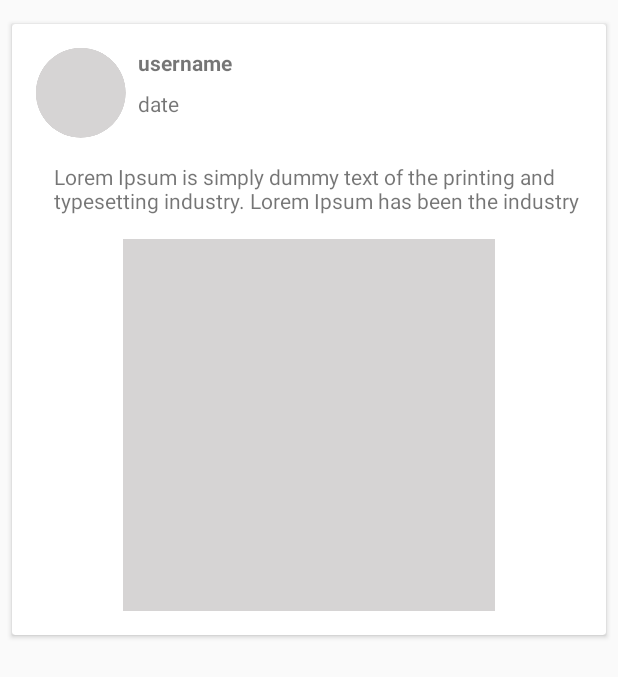
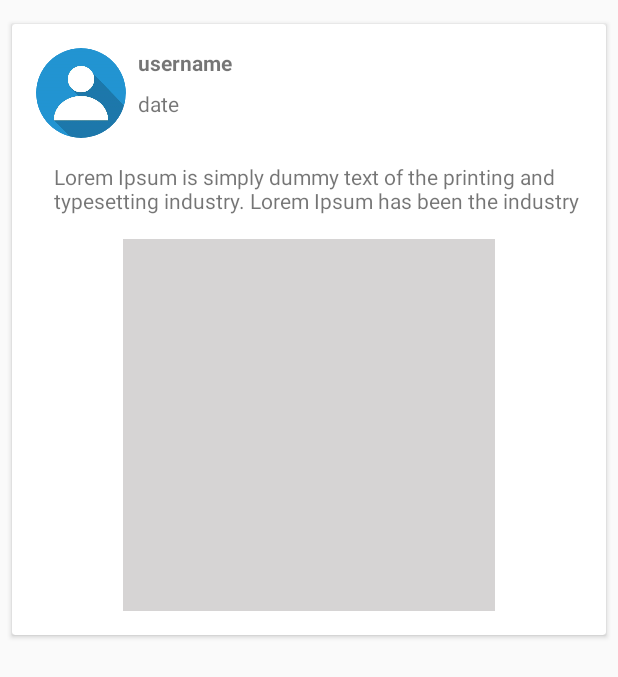
Before and after one commit to BionikMlc/project2v001, an Android app: the layout blog_post_item.xml on its own in the app's theme, with its tools: preview values and no code run, on a phone screen of 412 x 824 dp. Shown: the top 677 px of the screen. Run offline under Robolectric (Android 15) with nearby library versions, the phone set to English and light mode, and no system bars.

Commit message:
fixed some bug

```diff
--- a/app/src/main/java/com/example/project2v001/PostActivity.java
+++ b/app/src/main/java/com/example/project2v001/PostActivity.java
@@ -87,6 +87,8 @@ public class PostActivity extends AppCompatActivity {
         //check if the fields are not empty before submitting to the database
 
 
+
+
         addPostBtn.setOnClickListener(new View.OnClickListener() {
             @Override
             public void onClick(View v) {
--- a/app/src/main/java/com/example/project2v001/bottom_nav_ui/HomeFragment.java
+++ b/app/src/main/java/com/example/project2v001/bottom_nav_ui/HomeFragment.java
@@ -13,6 +13,7 @@ import androidx.recyclerview.widget.RecyclerView;
 import com.example.project2v001.R;
 import com.example.project2v001.blog_post_module.Post;
 import com.example.project2v001.blog_post_module.PostAdapter;
+import com.google.firebase.auth.FirebaseAuth;
 import com.google.firebase.firestore.DocumentChange;
 import com.google.firebase.firestore.EventListener;
 import com.google.firebase.firestore.FirebaseFirestore;
@@ -29,6 +30,7 @@ import java.util.List;
 public class HomeFragment extends Fragment {
     private RecyclerView postListView;
     private List<Post> postsList;
+    private FirebaseAuth auth;
     public HomeFragment() {
         // Required empty public constructor
     }
@@ -38,7 +40,7 @@ public class HomeFragment extends Fragment {
     public View onCreateView(LayoutInflater inflater, ViewGroup container,Bundle savedInstanceState)
     {
         View view = inflater.inflate(R.layout.fragment_home, container, false);
-
+        auth = FirebaseAuth.getInstance();
         postListView = view.findViewById(R.id.posts_list_view);
         postsList = new ArrayList<>();
         final PostAdapter postAdapter = new PostAdapter(postsList);
--- a/app/src/main/res/layout/blog_post_item.xml
+++ b/app/src/main/res/layout/blog_post_item.xml
@@ -68,16 +68,16 @@
                 app:layout_constraintTop_toBottomOf="@+id/post_desc"
                 app:srcCompat="@drawable/post_img_book_placeholder" />
 
-            <ImageView
+            <de.hdodenhof.circleimageview.CircleImageView
                 android:id="@+id/user_img"
-                android:layout_width="wrap_content"
-                android:layout_height="wrap_content"
+                android:layout_width="60dp"
+                android:layout_height="60dp"
                 android:layout_marginStart="16dp"
                 android:layout_marginLeft="16dp"
                 android:layout_marginTop="16dp"
+                android:src="@drawable/default_profile"
                 app:layout_constraintStart_toStartOf="parent"
-                app:layout_constraintTop_toTopOf="parent"
-                app:srcCompat="@drawable/post_img_user_placeholder" />
+                app:layout_constraintTop_toTopOf="parent" />
 
             <TextView
                 android:id="@+id/post_date"
```
Also changed, not shown: app/src/main/java/com/example/project2v001/MainActivity.java (+4 -4 lines), app/src/main/java/com/example/project2v001/blog_post_module/PostAdapter.java (+25 -13 lines), 31 other files.
